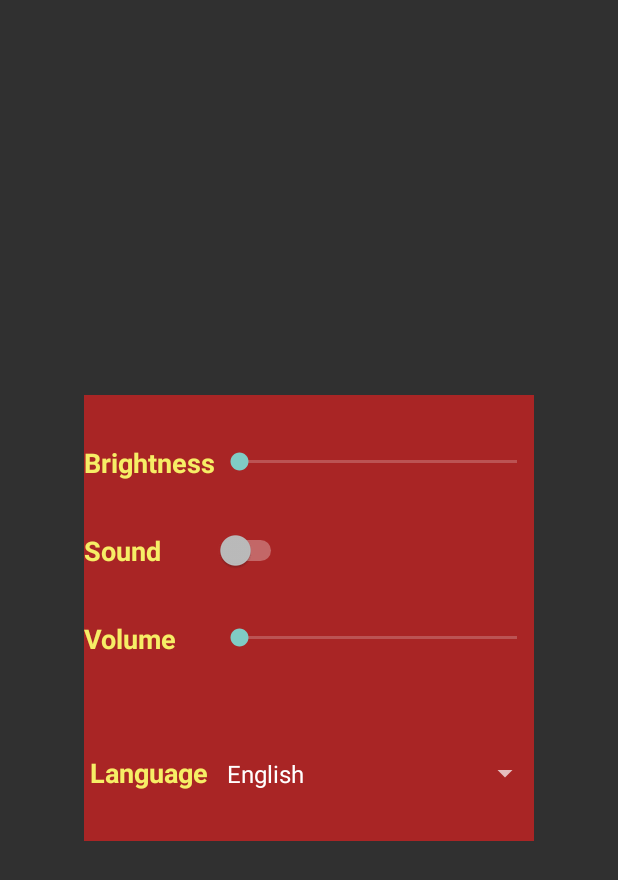
After one commit to AndriiSytnyk13/futurama_project, an Android app: the layout settings_dialog.xml on its own in the app's theme, with its tools: preview values and no code run, on a phone screen of 412 x 824 dp. The commit adds this screen. Shown: the top 880 px of the screen. Run offline under Robolectric (Android 15) with nearby library versions, the phone set to English and light mode, and no system bars.

Commit message:
Created SettingsDialog. Implemented settins button

```diff
--- a/app/src/main/java/com/example/futuramaproject/view/MainActivity.java
+++ b/app/src/main/java/com/example/futuramaproject/view/MainActivity.java
@@ -16,6 +16,8 @@ public class MainActivity extends AppCompatActivity {
     protected void onCreate(Bundle savedInstanceState) {
         super.onCreate(savedInstanceState);
         setContentView(R.layout.activity_main);
+
+        //creating a background music
         futuramaThemeSong = MediaPlayer.create(this, R.raw.futurama_theme_song);
         futuramaThemeSong.setLooping(true);
         futuramaThemeSong.start();
--- a/app/src/main/java/com/example/futuramaproject/view/MainMenuFragment.java
+++ b/app/src/main/java/com/example/futuramaproject/view/MainMenuFragment.java
@@ -1,5 +1,7 @@
 package com.example.futuramaproject.view;
 
+import android.app.Dialog;
+import android.app.DialogFragment;
 import android.media.MediaPlayer;
 import android.os.Bundle;
 
@@ -23,13 +25,14 @@ import butterknife.ButterKnife;
 
 public class MainMenuFragment extends Fragment {
 
+    @BindView(R.id.settings)
+    Button settingsButton;
 
+    @BindView(R.id.about)
+    Button aboutButton;
 
     @BindView(R.id.quit)
     Button quitButton;
-
-    @BindView(R.id.about)
-    Button aboutButton;
 
     @Override
     public View onCreateView(LayoutInflater inflater, ViewGroup container,
@@ -43,11 +46,22 @@ public class MainMenuFragment extends Fragment {
     @Override
     public void onViewCreated(@NonNull View view, @Nullable Bundle savedInstanceState) {
         super.onViewCreated(view, savedInstanceState);
+        onSettingsClick();
         onAboutClick();
         onQuitClick();
     }
 
-    private void onAboutClick(){
+    private void onSettingsClick() {
+        settingsButton.setOnClickListener(view -> {
+            Dialog dialog = new Dialog(getContext());
+            dialog.setContentView(R.layout.settings_dialog);
+            dialog.show();
+        });
+    }
+
+
+
+    private void onAboutClick() {
         aboutButton.setOnClickListener(view ->
                 Navigation.findNavController(view).navigate(R.id.action_mainMenuFragment_to_aboutFragment));
     }
--- a/app/src/main/res/layout/fragment_main_menu.xml
+++ b/app/src/main/res/layout/fragment_main_menu.xml
@@ -24,6 +24,7 @@
         android:text="@string/start_game"
         android:textColor="@color/yellow"
         android:textStyle="bold"
+        android:textSize="18sp"
         app:layout_constraintEnd_toEndOf="parent"
         app:layout_constraintStart_toStartOf="parent"
         app:layout_constraintTop_toBottomOf="@+id/futurama" />
@@ -37,6 +38,7 @@
         android:text="@string/library"
         android:textColor="@color/yellow"
         android:textStyle="bold"
+        android:textSize="18sp"
         app:layout_constraintEnd_toEndOf="parent"
         app:layout_constraintStart_toStartOf="parent"
         app:layout_constraintTop_toBottomOf="@+id/startGame" />
@@ -50,6 +52,7 @@
         android:text="@string/settings"
         android:textColor="@color/yellow"
         android:textStyle="bold"
+        android:textSize="18sp"
         app:layout_constraintEnd_toEndOf="parent"
         app:layout_constraintStart_toStartOf="parent"
         app:layout_constraintTop_toBottomOf="@+id/library" />
@@ -63,6 +66,7 @@
         android:text="@string/about"
         android:textColor="@color/yellow"
         android:textStyle="bold"
+        android:textSize="18sp"
         app:layout_constraintEnd_toEndOf="parent"
         app:layout_constraintStart_toStartOf="parent"
         app:layout_constraintTop_toBottomOf="@+id/settings" />
@@ -73,10 +77,10 @@
         android:layout_height="53dp"
         android:layout_marginTop="32dp"
         android:backgroundTint="@color/red"
-        android:onClick="onQuit"
         android:text="@string/quit"
         android:textColor="@color/yellow"
         android:textStyle="bold"
+        android:textSize="18sp"
         app:layout_constraintEnd_toEndOf="parent"
         app:layout_constraintStart_toStartOf="parent"
         app:layout_constraintTop_toBottomOf="@+id/about" />
--- /dev/null
+++ b/app/src/main/res/layout/settings_dialog.xml
@@ -0,0 +1,97 @@
+<?xml version="1.0" encoding="utf-8"?>
+<GridLayout xmlns:android="http://schemas.android.com/apk/res/android"
+    xmlns:app="http://schemas.android.com/apk/res-auto"
+    xmlns:tools="http://schemas.android.com/tools"
+    android:layout_width="300dp"
+    android:layout_height="297dp"
+    android:background="@color/red"
+    android:columnCount="2"
+    android:rowCount="4"
+    android:layout_gravity="center">
+
+    <TextView
+        android:id="@+id/brightness"
+        android:layout_width="wrap_content"
+        android:layout_height="wrap_content"
+        android:layout_row="0"
+        android:layout_column="0"
+        android:layout_gravity="center_vertical"
+        android:text="@string/brightness"
+        android:textColor="@color/yellow"
+        android:textSize="18sp"
+        android:textStyle="bold" />
+
+    <SeekBar
+        android:id="@+id/brightnessBar"
+        android:layout_width="217dp"
+        android:layout_height="90dp"
+        android:layout_row="0"
+        android:layout_column="1"
+        android:outlineSpotShadowColor="@color/yellow"
+        android:scrollbarSize="18sp" />
+
+    <TextView
+        android:id="@+id/sound"
+        android:text="@string/sound"
+        android:textSize="18sp"
+        android:textStyle="bold"
+        android:textColor="@color/yellow"
+        android:layout_width="wrap_content"
+        android:layout_height="wrap_content"
+        android:layout_row="1"
+        android:layout_column="0"
+        android:layout_gravity="center_vertical"/>
+
+    <Switch
+        android:id="@+id/soundSwitch"
+        android:layout_width="wrap_content"
+        android:layout_height="wrap_content"
+        android:layout_row="1"
+        android:layout_column="1"
+        android:outlineSpotShadowColor="@color/yellow"
+        android:scrollbarSize="18sp" />
+
+    <TextView
+        android:id="@+id/volume"
+        android:layout_width="wrap_content"
+        android:layout_height="wrap_content"
+        android:layout_row="2"
+        android:layout_column="0"
+        android:layout_gravity="center_vertical"
+        android:text="@string/volume"
+        android:textColor="@color/yellow"
+        android:textSize="18sp"
+        android:textStyle="bold" />
+
+    <SeekBar
+        android:id="@+id/volumeBar"
+        android:layout_width="217dp"
+        android:layout_height="90dp"
+        android:layout_row="2"
+        android:layout_column="1"
+        android:outlineSpotShadowColor="@color/yellow"
+        android:scrollbarSize="18sp"
+        />
+
+    <TextView
+        android:id="@+id/language"
+        android:text="@string/language"
+        android:textSize="18sp"
+        android:textStyle="bold"
+        android:textColor="@color/yellow"
+        android:layout_width="wrap_content"
+        android:layout_height="wrap_content"
+        android:layout_row="3"
+        android:layout_column="0"
+        android:layout_gravity="center_horizontal"/>
+
+    <Spinner
+        android:id="@+id/languageSpinner"
+        android:layout_width="217dp"
+        android:layout_height="90dp"
+        android:layout_row="3"
+        android:layout_column="1"
+        android:entries="@array/languages"/>
+
+
+</GridLayout>
--- a/app/src/main/res/values/strings.xml
+++ b/app/src/main/res/values/strings.xml
@@ -9,6 +9,17 @@
     <string name="quit">Quit</string>
 
     <string name="hello_blank_fragment">Hello blank</string>
+
+    <!-- Settings Menu -->
+    <string name="brightness">Brightness</string>
+    <string name="sound">Sound</string>
+    <string name="volume">Volume</string>
+    <string name="language">Language</string>
+    <string-array name="languages">
+        <item>English</item>
+        <item>Українська</item>
+        <item>Русский</item>
+    </string-array>
 
     <!-- About Menu -->
     <string name="about_some_text">Amy normally hated Monday mornings, but this year was different. Kamal was in her art class and she liked Kamal. She was waiting outside the classroom when her friend Tara arrived.
```
